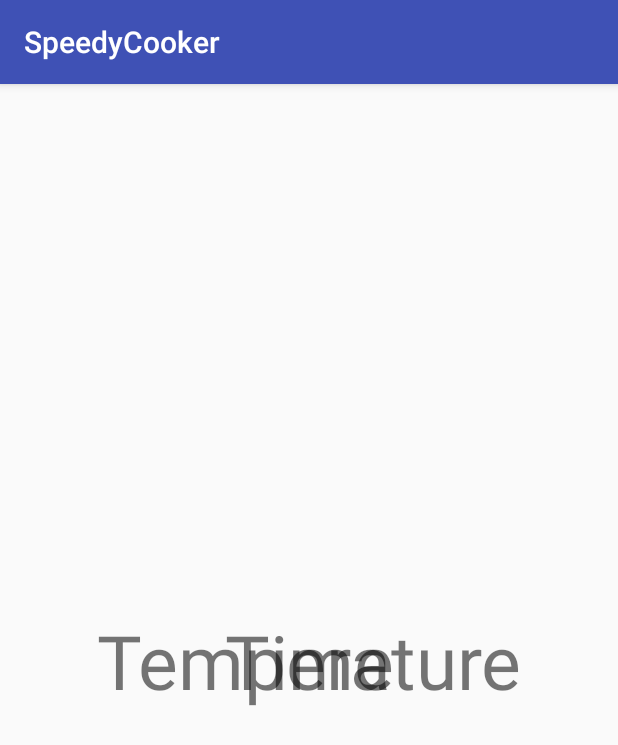
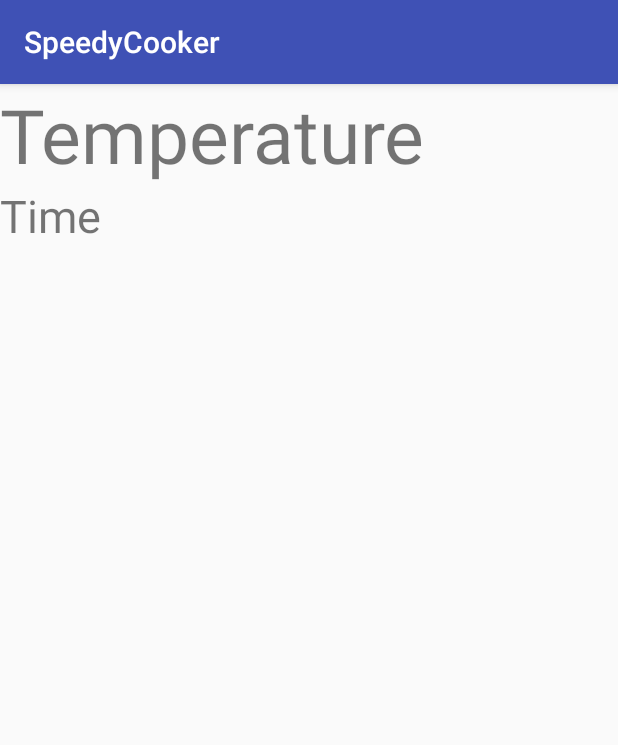
Before and after one commit to jawhnypoh/SpeedyCooker, an Android app: the screen it shows after launch (MainActivity), on a phone screen of 412 x 824 dp. Shown: the top 745 px of the screen. Run offline under Robolectric (Android 15) with nearby library versions, the phone set to English and light mode, and no system bars.

Commit message:
Updating layouts xml

```diff
--- a/app/src/main/res/layout/activity_main.xml
+++ b/app/src/main/res/layout/activity_main.xml
@@ -5,6 +5,10 @@
     android:layout_width="match_parent"
     android:layout_height="match_parent"
     tools:context=".MainActivity">
+
+    <RelativeLayout
+        android:layout_width="match_parent"
+        android:layout_height="match_parent">
 
         <TextView
             android:layout_width="wrap_content"
@@ -21,11 +25,14 @@
             android:layout_width="wrap_content"
             android:layout_height="wrap_content"
             android:id="@+id/time_text"
+            android:layout_below="@+id/temp_text"
             android:text="Time"
-        android:textSize="50sp"
+            android:textSize="30sp"
             app:layout_constraintBottom_toBottomOf="parent"
             app:layout_constraintLeft_toLeftOf="parent"
             app:layout_constraintRight_toRightOf="parent"
             app:layout_constraintTop_toTopOf="parent" />
 
+    </RelativeLayout>
+
 </android.support.constraint.ConstraintLayout>
```
Lines whose indentation alone changed are shown as unchanged.
